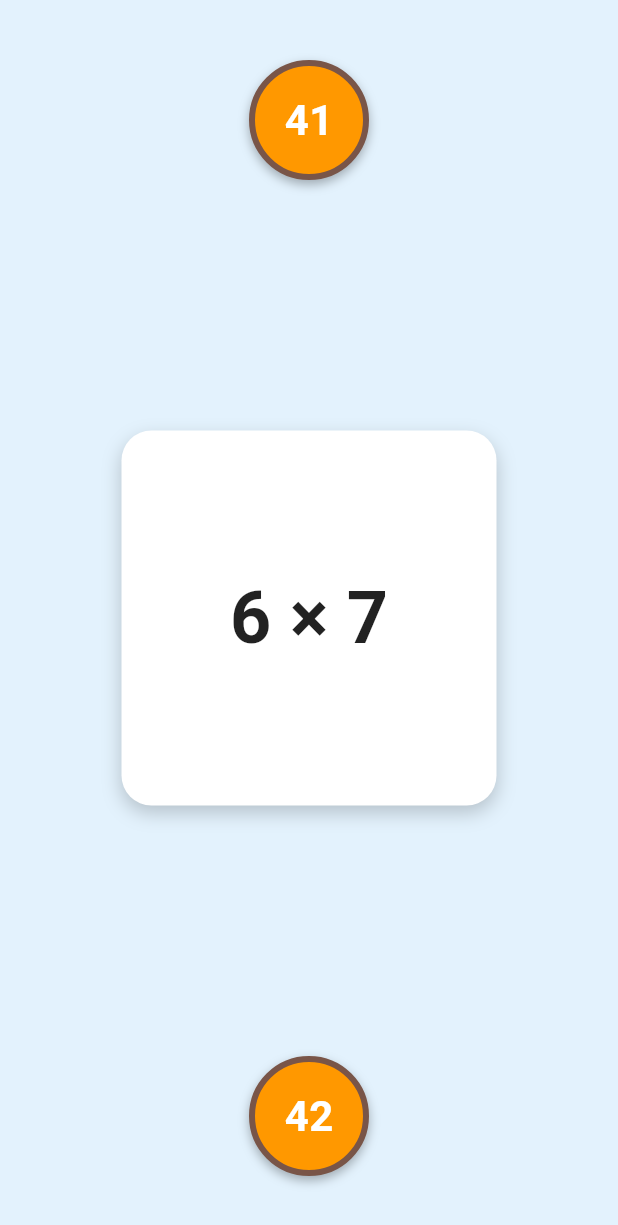
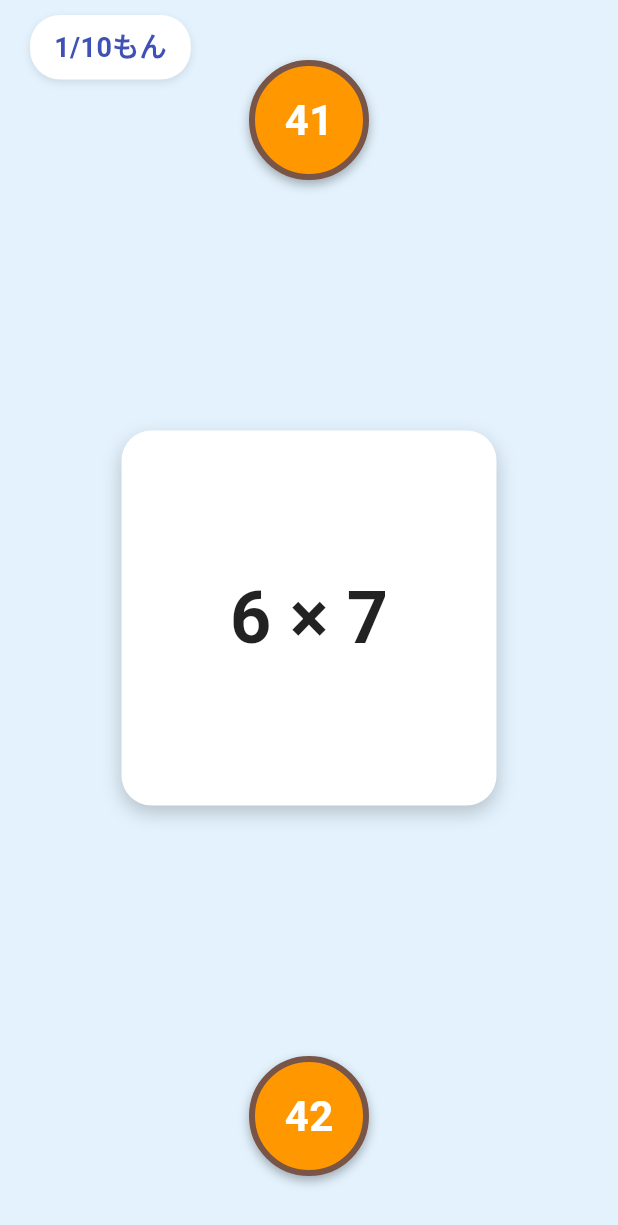
Before and after one commit to breaking-brake/kuku_shuriken, a Flutter app: the screen it shows after launch, after a tap on "かんたん", on a phone screen of 412 x 824 dp. Shown: the top 1225 px of the screen. Run offline on Flutter 3.47's test engine with Material 3 defaults, Android fonts, the phone set to English and light mode, and no system bars; our stand-ins replace audioplayers.

Commit message:
feat: implement score display and result screen
- Add progress display (n/10問) to GameScreen
- Add streak display (🔥れんぞく) to GameScreen
- Create ResultScreen with score, accuracy, max streak
- Add replay and difficulty change buttons
- Complete Phase 5 tasks (T028-T033)

🤖 Generated with [Claude Code](https://claude.com/claude-code)

Co-Authored-By: Claude Opus 4.5 <noreply@anthropic.com>

```diff
--- a/lib/presentation/screens/game_screen.dart
+++ b/lib/presentation/screens/game_screen.dart
@@ -3,7 +3,6 @@ import 'package:flutter/material.dart';
 
 import '../../data/audio/audio_player.dart';
 import '../../domain/entities/difficulty.dart';
-import '../../domain/entities/game_result.dart';
 import '../../domain/entities/game_state.dart';
 import '../../domain/entities/swipe_direction.dart';
 import '../../domain/usecases/audio_usecase.dart';
@@ -11,6 +10,7 @@ import '../../domain/usecases/game_usecase.dart';
 import '../widgets/question_card.dart';
 import '../widgets/shuriken_animation.dart';
 import '../widgets/target_widget.dart';
+import 'result_screen.dart';
 
 /// ゲームプレイ画面
 class GameScreen extends StatefulWidget {
@@ -120,7 +120,7 @@ class _GameScreenState extends State<GameScreen> {
     Navigator.pushReplacement(
       context,
       MaterialPageRoute(
-        builder: (context) => _ResultPlaceholder(result: result),
+        builder: (context) => ResultScreen(result: result),
       ),
     );
   }
@@ -132,6 +132,87 @@ class _GameScreenState extends State<GameScreen> {
       body: SafeArea(
         child: Stack(
           children: [
+            // ヘッダー（進捗表示と連続正解数）
+            Positioned(
+              top: 0,
+              left: 0,
+              right: 0,
+              child: Padding(
+                padding: const EdgeInsets.symmetric(
+                  horizontal: 20,
+                  vertical: 10,
+                ),
+                child: Row(
+                  mainAxisAlignment: MainAxisAlignment.spaceBetween,
+                  children: [
+                    // 進捗表示
+                    Container(
+                      padding: const EdgeInsets.symmetric(
+                        horizontal: 16,
+                        vertical: 8,
+                      ),
+                      decoration: BoxDecoration(
+                        color: Colors.white,
+                        borderRadius: BorderRadius.circular(20),
+                        boxShadow: [
+                          BoxShadow(
+                            color: Colors.black.withValues(alpha: 0.1),
+                            blurRadius: 4,
+                            offset: const Offset(0, 2),
+                          ),
+                        ],
+                      ),
+                      child: Text(
+                        '${_gameState.currentQuestionIndex + 1}/${_gameState.questions.length}もん',
+                        style: const TextStyle(
+                          fontSize: 18,
+                          fontWeight: FontWeight.bold,
+                          color: Colors.indigo,
+                        ),
+                      ),
+                    ),
+
+                    // 連続正解数表示
+                    if (_gameState.currentStreak > 0)
+                      Container(
+                        padding: const EdgeInsets.symmetric(
+                          horizontal: 16,
+                          vertical: 8,
+                        ),
+                        decoration: BoxDecoration(
+                          color: Colors.orange,
+                          borderRadius: BorderRadius.circular(20),
+                          boxShadow: [
+                            BoxShadow(
+                              color: Colors.orange.withValues(alpha: 0.3),
+                              blurRadius: 4,
+                              offset: const Offset(0, 2),
+                            ),
+                          ],
+                        ),
+                        child: Row(
+                          children: [
+                            const Text(
+                              '🔥',
+                              style: TextStyle(fontSize: 16),
+                            ),
+                            const SizedBox(width: 4),
+                            Text(
+                              '${_gameState.currentStreak}れんぞく',
+                              style: const TextStyle(
+                                fontSize: 18,
+                                fontWeight: FontWeight.bold,
+                                color: Colors.white,
+                              ),
+                            ),
+                          ],
+                        ),
+                      ),
+                  ],
+                ),
+              ),
+            ),
+
             // 的の配置
             ..._buildTargets(),
 
@@ -184,65 +265,10 @@ class _GameScreenState extends State<GameScreen> {
           padding: TargetWidget.getPadding(target.direction),
           child: TargetWidget(
             target: target,
-            showHit: _isAnimating &&
-                _lastSwipeDirection == target.direction,
+            showHit: _isAnimating && _lastSwipeDirection == target.direction,
           ),
         ),
       );
     }).toList();
   }
 }
-
-/// リザルト画面のプレースホルダー（フェーズ5で正式に実装）
-class _ResultPlaceholder extends StatelessWidget {
-  final GameResult result;
-
-  const _ResultPlaceholder({required this.result});
-
-  @override
-  Widget build(BuildContext context) {
-    return Scaffold(
-      backgroundColor: Colors.blue[50],
-      body: Center(
-        child: Column(
-          mainAxisAlignment: MainAxisAlignment.center,
-          children: [
-            const Text(
-              'けっか',
-              style: TextStyle(fontSize: 32, fontWeight: FontWeight.bold),
-            ),
-            const SizedBox(height: 20),
-            Text(
-              '${result.correctCount}/${result.totalQuestions}問 正解！',
-              style: const TextStyle(fontSize: 24),
-            ),
-            const SizedBox(height: 10),
-            Text(
-              '正答率: ${result.accuracy.toStringAsFixed(0)}%',
-              style: const TextStyle(fontSize: 20),
-            ),
-            const SizedBox(height: 10),
-            Text(
-              '最大: ${result.maxStreak}連続',
-              style: const TextStyle(fontSize: 20),
-            ),
-            const SizedBox(height: 40),
-            ElevatedButton(
-              onPressed: () {
-                Navigator.pushReplacement(
-                  context,
-                  MaterialPageRoute(
-                    builder: (context) => GameScreen(
-                      difficulty: result.difficulty,
-                    ),
-                  ),
-                );
-              },
-              child: const Text('もう一度'),
-            ),
-          ],
-        ),
-      ),
-    );
-  }
-}
```
Also changed, not shown: lib/presentation/screens/result_screen.dart (added, +219 -0 lines), 1 other file.
